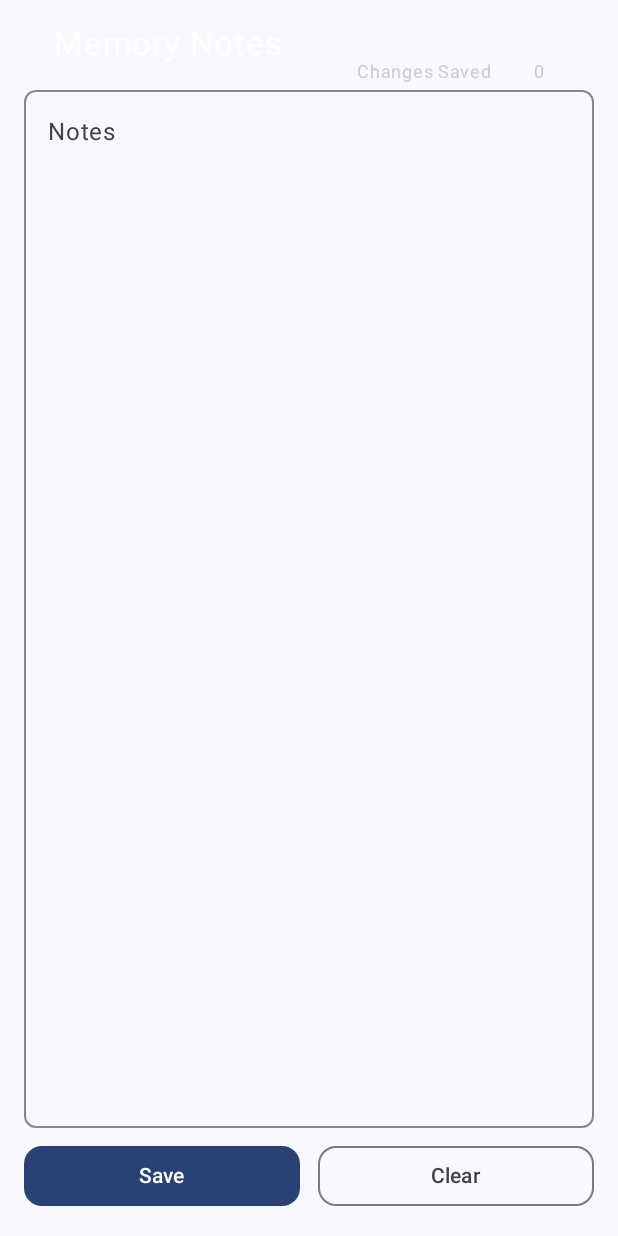
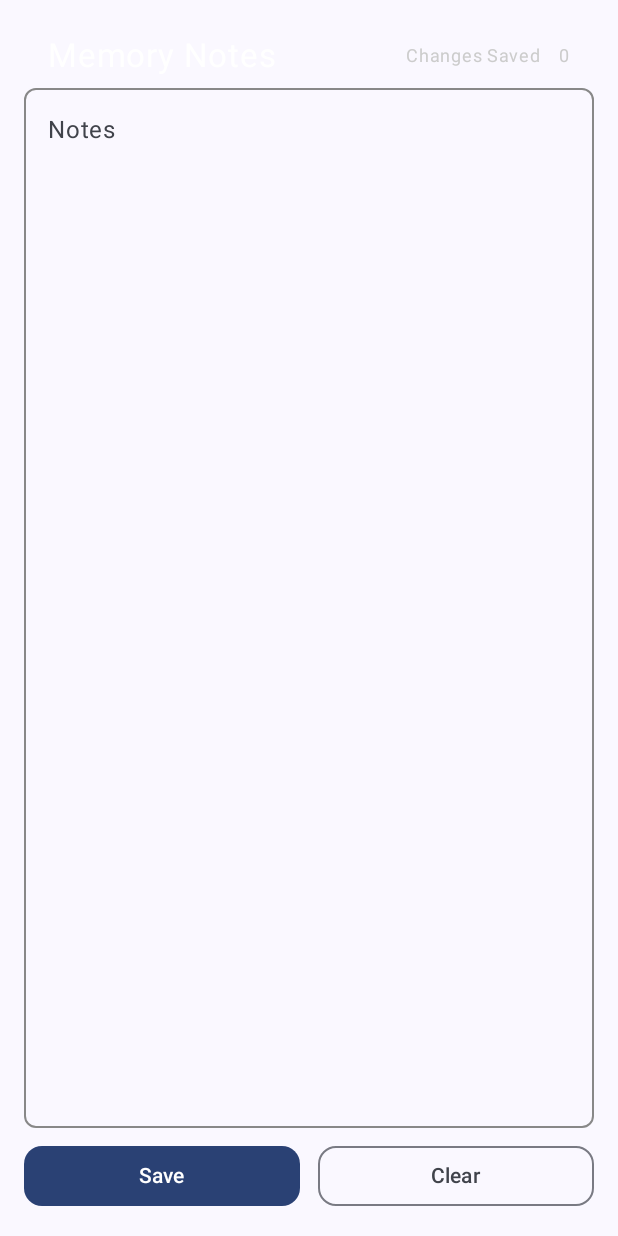
Before and after one commit to yash-144/MemoryNotes, an Android app built with Jetpack Compose: the screen it shows after launch (MainActivity), on a phone screen of 412 x 824 dp. Run offline under Robolectric (Android 15) with nearby library versions, the phone set to English and light mode, and no system bars.

Commit message:
minor UI update

```diff
--- a/app/build.gradle.kts
+++ b/app/build.gradle.kts
@@ -49,6 +49,7 @@ dependencies {
     implementation(libs.androidx.compose.ui.graphics)
     implementation(libs.androidx.compose.ui.tooling.preview)
     implementation(libs.androidx.compose.material3)
+    implementation(libs.androidx.ui)
     testImplementation(libs.junit)
     androidTestImplementation(libs.androidx.junit)
     androidTestImplementation(libs.androidx.espresso.core)
--- a/app/src/main/java/com/pixbuilds/memorynotes/MainActivity.kt
+++ b/app/src/main/java/com/pixbuilds/memorynotes/MainActivity.kt
@@ -11,6 +11,7 @@ import androidx.compose.foundation.shape.RoundedCornerShape
 import androidx.compose.material3.*
 import androidx.compose.runtime.mutableStateOf
 import androidx.compose.runtime.remember
+import androidx.compose.ui.Alignment
 import androidx.compose.ui.Modifier
 import androidx.compose.ui.graphics.Color
 import androidx.compose.ui.unit.dp
@@ -61,15 +62,35 @@ class MainActivity : ComponentActivity() {
                             .padding(innerPadding)
                             .padding(16.dp)
                     ) {
-                        Row (modifier = Modifier
-                            .fillMaxWidth(),
-                            horizontalArrangement = Arrangement.spacedBy(16.dp)) {
-                            Box(modifier = Modifier.weight(1f)) {
-                                Text("Memory Notes", modifier = Modifier.padding(start = 20.dp), color = Color.White, fontSize = 22.sp)
-                            }
-                            Row ( modifier = Modifier.weight(1f).padding(top = 12.dp), horizontalArrangement = Arrangement.spacedBy(8.dp)) {
-                                Text(if (unSavedChanges) "Unsaved Changes" else "Changes Saved", modifier = Modifier.padding(start = 24.dp, top = 8.dp), color = Color.LightGray, fontSize = 12.sp)
-                                Text("${textState.value.length}", modifier = Modifier.padding(start = 20.dp, top = 8.dp), color = Color.LightGray, fontSize = 12.sp)
+                        Row(
+                            modifier = Modifier
+                                .fillMaxWidth()
+                                .padding(horizontal = 16.dp, vertical = 8.dp),
+                            verticalAlignment = Alignment.CenterVertically
+                        ) {
+                            // Left: Title
+                            Text(
+                                "Memory Notes",
+                                color = Color.White,
+                                fontSize = 22.sp,
+                                modifier = Modifier.weight(1f) // takes remaining space
+                            )
+
+                            // Right: Status + Count
+                            Row(
+                                horizontalArrangement = Arrangement.spacedBy(12.dp),
+                                verticalAlignment = Alignment.CenterVertically
+                            ) {
+                                Text(
+                                    if (unSavedChanges) "Unsaved Changes" else "Changes Saved",
+                                    color = Color.LightGray,
+                                    fontSize = 12.sp
+                                )
+                                Text(
+                                    "${textState.value.length}",
+                                    color = Color.LightGray,
+                                    fontSize = 12.sp
+                                )
                             }
                         }
                         TextField(
--- a/gradle/libs.versions.toml
+++ b/gradle/libs.versions.toml
@@ -8,6 +8,7 @@ espressoCore = "3.5.1"
 lifecycleRuntimeKtx = "2.6.1"
 activityCompose = "1.8.0"
 composeBom = "2024.09.00"
+ui = "1.9.1"
 
 [libraries]
 androidx-core-ktx = { group = "androidx.core", name = "core-ktx", version.ref = "coreKtx" }
@@ -24,6 +25,7 @@ androidx-compose-ui-tooling-preview = { group = "androidx.compose.ui", name = "u
 androidx-compose-ui-test-manifest = { group = "androidx.compose.ui", name = "ui-test-manifest" }
 androidx-compose-ui-test-junit4 = { group = "androidx.compose.ui", name = "ui-test-junit4" }
 androidx-compose-material3 = { group = "androidx.compose.material3", name = "material3" }
+androidx-ui = { group = "androidx.compose.ui", name = "ui", version.ref = "ui" }
 
 [plugins]
 android-application = { id = "com.android.application", version.ref = "agp" }
```
Also changed, not shown: 4 other files.
